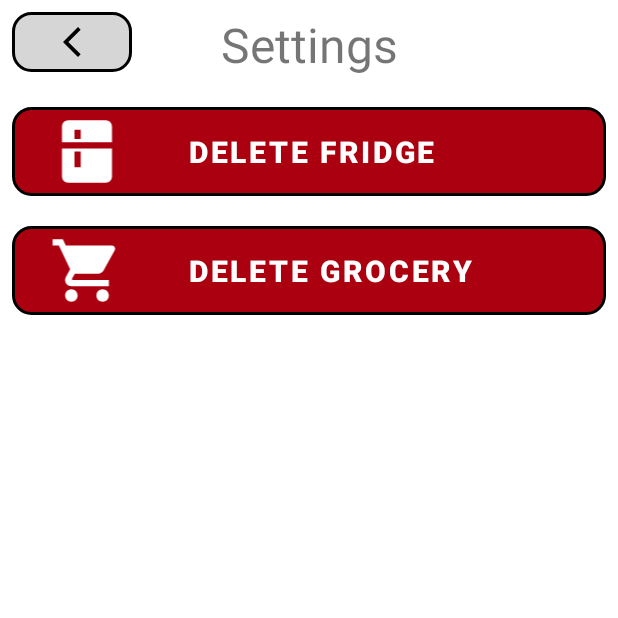
After one commit to SteveMontelongo/ProjectRecipeMe, an Android app: the SettingsActivity screen opened directly, with no data from a screen before it, on a phone screen of 412 x 824 dp, the top half of it. The commit adds this screen. Run offline under Robolectric (Android 15) with nearby library versions, the light colour scheme and no system bars; our stand-ins replace Room's generated code; network calls fail.

Commit message:
Added a settings page. Settings page will have the option to delete all of Fridge and Grocery. Modified the tab icons for the fragments.

```diff
--- /dev/null
+++ b/app/src/main/java/com/recipeme/activities/SettingsActivity.kt
@@ -0,0 +1,65 @@
+package com.recipeme.activities
+
+import android.content.Intent
+import androidx.appcompat.app.AppCompatActivity
+import android.os.Bundle
+import android.os.Handler
+import android.os.Looper
+import android.view.View
+import android.widget.Button
+import android.widget.ImageButton
+import android.widget.Toast
+import androidx.room.Room
+import com.recipeme.R
+import com.recipeme.daos.FridgeDao
+import com.recipeme.daos.GroceryListDao
+import com.recipeme.databases.AppDatabase
+import kotlinx.coroutines.GlobalScope
+import kotlinx.coroutines.launch
+
+class SettingsActivity : AppCompatActivity(){
+    lateinit var groceryListDao: GroceryListDao
+    lateinit var fridgeDao: FridgeDao
+    override fun onCreate(savedInstanceState: Bundle?) {
+        super.onCreate(savedInstanceState)
+        setContentView(R.layout.activity_settings)
+        val db = Room.databaseBuilder(applicationContext, AppDatabase::class.java, "recipe-me-database").build()
+        groceryListDao = db.groceryListDao()
+        fridgeDao = db.fridgeDao()
+
+        val deleteFridge = findViewById<Button>(R.id.btnDeleteFridgeSettings)
+        val deleteGrocery = findViewById<Button>(R.id.btnDeleteGrocerySettings)
+        val cancelBtn = findViewById<ImageButton>(R.id.btnCancelSettings)
+        cancelBtn.setOnClickListener{
+            val intent = Intent()
+            setResult(RESULT_OK, intent)
+            finish()
+        }
+        deleteFridge.setOnLongClickListener {
+            GlobalScope.launch {
+                var ingredientIds = fridgeDao.getAllIds()
+                for(id in ingredientIds){
+                    fridgeDao.deleteById(id)
+                }
+                Handler(Looper.getMainLooper()).post {
+                    Toast.makeText(applicationContext, "Fridge Deleted", Toast.LENGTH_LONG).show()
+                }
+            }
+            true
+        }
+        deleteGrocery.setOnLongClickListener {
+            GlobalScope.launch {
+                var groceryLists = groceryListDao.getAll()
+                for(list in groceryLists){
+                    groceryListDao.delete(list)
+                }
+                Handler(Looper.getMainLooper()).post {
+                    Toast.makeText(applicationContext, "Grocery Lists Deleted", Toast.LENGTH_LONG).show()
+                }
+            }
+            true
+        }
+
+    }
+
+}
--- /dev/null
+++ b/app/src/main/res/drawable/ic_fridge.xml
@@ -0,0 +1,6 @@
+<vector android:height="24dp" android:tint="#000000"
+    android:viewportHeight="24" android:viewportWidth="24"
+    android:width="24dp" xmlns:android="http://schemas.android.com/apk/res/android">
+    <path android:fillColor="@android:color/white" android:pathData="M20,9V4c0,-1.1 -0.9,-2 -2,-2H6C4.9,2 4,2.9 4,4v5H20zM8,5h2v3H8V5z"/>
+    <path android:fillColor="@android:color/white" android:pathData="M4,11v9c0,1.1 0.9,2 2,2h12c1.1,0 2,-0.9 2,-2v-9H4zM10,17H8v-5h2V17z"/>
+</vector>
--- /dev/null
+++ b/app/src/main/res/drawable/ic_fridge_white.xml
@@ -0,0 +1,6 @@
+<vector android:height="24dp" android:tint="#FFFFFF"
+    android:viewportHeight="24" android:viewportWidth="24"
+    android:width="24dp" xmlns:android="http://schemas.android.com/apk/res/android">
+    <path android:fillColor="@android:color/white" android:pathData="M20,9V4c0,-1.1 -0.9,-2 -2,-2H6C4.9,2 4,2.9 4,4v5H20zM8,5h2v3H8V5z"/>
+    <path android:fillColor="@android:color/white" android:pathData="M4,11v9c0,1.1 0.9,2 2,2h12c1.1,0 2,-0.9 2,-2v-9H4zM10,17H8v-5h2V17z"/>
+</vector>
--- /dev/null
+++ b/app/src/main/res/drawable/ic_grocery.xml
@@ -0,0 +1,5 @@
+<vector android:height="24dp" android:tint="#000000"
+    android:viewportHeight="24" android:viewportWidth="24"
+    android:width="24dp" xmlns:android="http://schemas.android.com/apk/res/android">
+    <path android:fillColor="@android:color/white" android:pathData="M7,18c-1.1,0 -1.99,0.9 -1.99,2S5.9,22 7,22s2,-0.9 2,-2 -0.9,-2 -2,-2zM1,2v2h2l3.6,7.59 -1.35,2.45c-0.16,0.28 -0.25,0.61 -0.25,0.96 0,1.1 0.9,2 2,2h12v-2L7.42,15c-0.14,0 -0.25,-0.11 -0.25,-0.25l0.03,-0.12 0.9,-1.63h7.45c0.75,0 1.41,-0.41 1.75,-1.03l3.58,-6.49c0.08,-0.14 0.12,-0.31 0.12,-0.48 0,-0.55 -0.45,-1 -1,-1L5.21,4l-0.94,-2L1,2zM17,18c-1.1,0 -1.99,0.9 -1.99,2s0.89,2 1.99,2 2,-0.9 2,-2 -0.9,-2 -2,-2z"/>
+</vector>
--- /dev/null
+++ b/app/src/main/res/drawable/ic_grocery_list.xml
@@ -0,0 +1,5 @@
+<vector android:autoMirrored="true" android:height="24dp"
+    android:tint="#000000" android:viewportHeight="24"
+    android:viewportWidth="24" android:width="24dp" xmlns:android="http://schemas.android.com/apk/res/android">
+    <path android:fillColor="@android:color/white" android:pathData="M19,5v14L5,19L5,5h14m1.1,-2L3.9,3c-0.5,0 -0.9,0.4 -0.9,0.9v16.2c0,0.4 0.4,0.9 0.9,0.9h16.2c0.4,0 0.9,-0.5 0.9,-0.9L21,3.9c0,-0.5 -0.5,-0.9 -0.9,-0.9zM11,7h6v2h-6L11,7zM11,11h6v2h-6v-2zM11,15h6v2h-6zM7,7h2v2L7,9zM7,11h2v2L7,13zM7,15h2v2L7,17z"/>
+</vector>
--- /dev/null
+++ b/app/src/main/res/drawable/ic_grocery_white.xml
@@ -0,0 +1,5 @@
+<vector android:height="24dp" android:tint="#FFFFFF"
+    android:viewportHeight="24" android:viewportWidth="24"
+    android:width="24dp" xmlns:android="http://schemas.android.com/apk/res/android">
+    <path android:fillColor="@android:color/white" android:pathData="M7,18c-1.1,0 -1.99,0.9 -1.99,2S5.9,22 7,22s2,-0.9 2,-2 -0.9,-2 -2,-2zM1,2v2h2l3.6,7.59 -1.35,2.45c-0.16,0.28 -0.25,0.61 -0.25,0.96 0,1.1 0.9,2 2,2h12v-2L7.42,15c-0.14,0 -0.25,-0.11 -0.25,-0.25l0.03,-0.12 0.9,-1.63h7.45c0.75,0 1.41,-0.41 1.75,-1.03l3.58,-6.49c0.08,-0.14 0.12,-0.31 0.12,-0.48 0,-0.55 -0.45,-1 -1,-1L5.21,4l-0.94,-2L1,2zM17,18c-1.1,0 -1.99,0.9 -1.99,2s0.89,2 1.99,2 2,-0.9 2,-2 -0.9,-2 -2,-2z"/>
+</vector>
--- /dev/null
+++ b/app/src/main/res/drawable/ic_recipes.xml
@@ -0,0 +1,5 @@
+<vector android:height="24dp" android:tint="#000000"
+    android:viewportHeight="24" android:viewportWidth="24"
+    android:width="24dp" xmlns:android="http://schemas.android.com/apk/res/android">
+    <path android:fillColor="@android:color/white" android:pathData="M8.1,13.34l2.83,-2.83L3.91,3.5c-1.56,1.56 -1.56,4.09 0,5.66l4.19,4.18zM14.88,11.53c1.53,0.71 3.68,0.21 5.27,-1.38 1.91,-1.91 2.28,-4.65 0.81,-6.12 -1.46,-1.46 -4.2,-1.1 -6.12,0.81 -1.59,1.59 -2.09,3.74 -1.38,5.27L3.7,19.87l1.41,1.41L12,14.41l6.88,6.88 1.41,-1.41L13.41,13l1.47,-1.47z"/>
+</vector>
--- /dev/null
+++ b/app/src/main/res/drawable/ic_settings.xml
@@ -0,0 +1,5 @@
+<vector android:height="24dp" android:tint="#000000"
+    android:viewportHeight="24" android:viewportWidth="24"
+    android:width="24dp" xmlns:android="http://schemas.android.com/apk/res/android">
+    <path android:fillColor="@android:color/white" android:pathData="M19.14,12.94c0.04,-0.3 0.06,-0.61 0.06,-0.94c0,-0.32 -0.02,-0.64 -0.07,-0.94l2.03,-1.58c0.18,-0.14 0.23,-0.41 0.12,-0.61l-1.92,-3.32c-0.12,-0.22 -0.37,-0.29 -0.59,-0.22l-2.39,0.96c-0.5,-0.38 -1.03,-0.7 -1.62,-0.94L14.4,2.81c-0.04,-0.24 -0.24,-0.41 -0.48,-0.41h-3.84c-0.24,0 -0.43,0.17 -0.47,0.41L9.25,5.35C8.66,5.59 8.12,5.92 7.63,6.29L5.24,5.33c-0.22,-0.08 -0.47,0 -0.59,0.22L2.74,8.87C2.62,9.08 2.66,9.34 2.86,9.48l2.03,1.58C4.84,11.36 4.8,11.69 4.8,12s0.02,0.64 0.07,0.94l-2.03,1.58c-0.18,0.14 -0.23,0.41 -0.12,0.61l1.92,3.32c0.12,0.22 0.37,0.29 0.59,0.22l2.39,-0.96c0.5,0.38 1.03,0.7 1.62,0.94l0.36,2.54c0.05,0.24 0.24,0.41 0.48,0.41h3.84c0.24,0 0.44,-0.17 0.47,-0.41l0.36,-2.54c0.59,-0.24 1.13,-0.56 1.62,-0.94l2.39,0.96c0.22,0.08 0.47,0 0.59,-0.22l1.92,-3.32c0.12,-0.22 0.07,-0.47 -0.12,-0.61L19.14,12.94zM12,15.6c-1.98,0 -3.6,-1.62 -3.6,-3.6s1.62,-3.6 3.6,-3.6s3.6,1.62 3.6,3.6S13.98,15.6 12,15.6z"/>
+</vector>
--- /dev/null
+++ b/app/src/main/res/layout/activity_settings.xml
@@ -0,0 +1,106 @@
+<?xml version="1.0" encoding="utf-8"?>
+<androidx.constraintlayout.widget.ConstraintLayout xmlns:android="http://schemas.android.com/apk/res/android"
+    xmlns:app="http://schemas.android.com/apk/res-auto"
+    xmlns:tools="http://schemas.android.com/tools"
+    android:layout_width="match_parent"
+    android:layout_height="match_parent"
+    tools:context=".activities.SettingsActivity"
+    android:padding="8dp">
+
+    <ImageButton
+        android:id="@+id/btnCancelSettings"
+        android:layout_width="80dp"
+        android:layout_height="40dp"
+        android:background="@drawable/small_item_button_shape"
+        android:text="Cancel"
+        app:layout_constraintStart_toStartOf="parent"
+        app:layout_constraintTop_toTopOf="parent"
+        app:srcCompat="@drawable/ic_baseline_arrow_back" />
+    <TextView
+        android:id="@+id/settingsLabel"
+        android:layout_width="wrap_content"
+        android:layout_height="wrap_content"
+        android:gravity="center"
+        android:text="Settings"
+        android:textSize="32sp"
+        app:layout_constraintEnd_toEndOf="parent"
+        app:layout_constraintStart_toStartOf="parent"
+        app:layout_constraintTop_toTopOf="parent" />
+    <LinearLayout
+        android:id="@+id/layoutDeleteFridgeButtonSettings"
+        android:layout_width="0dp"
+        android:layout_height="wrap_content"
+        android:background="@drawable/small_delete_button_shape"
+        app:layout_constraintEnd_toEndOf="parent"
+        app:layout_constraintStart_toStartOf="parent"
+        app:layout_constraintTop_toBottomOf="@+id/settingsLabel"
+        android:weightSum="10"
+        android:layout_marginTop="20dp"
+        >
+
+        <ImageView
+            android:id="@+id/ivFridgeSettings"
+            android:layout_width="50dp"
+            android:layout_height="50dp"
+            android:layout_weight="1"
+            app:srcCompat="@drawable/ic_fridge_white" />
+
+        <Button
+            android:id="@+id/btnDeleteFridgeSettings"
+            android:layout_width="0dp"
+            android:layout_height="50dp"
+            android:layout_marginStart="12dp"
+            android:layout_marginEnd="8dp"
+            android:ellipsize="end"
+            android:gravity="start|center_vertical"
+            android:maxLength="27"
+            android:maxLines="1"
+            android:layout_weight="9"
+            android:text="Delete Fridge"
+            android:textStyle="bold"
+            android:textSize="20sp"
+            android:textColor="@color/white"
+            android:background="#00000000"
+            />
+    </LinearLayout>
+
+    <LinearLayout
+        android:id="@+id/layoutDeleteGroceryButtonSettings"
+        android:layout_width="0dp"
+        android:layout_height="wrap_content"
+        android:background="@drawable/small_delete_button_shape"
+        app:layout_constraintEnd_toEndOf="parent"
+        app:layout_constraintStart_toStartOf="parent"
+        app:layout_constraintTop_toBottomOf="@+id/layoutDeleteFridgeButtonSettings"
+        android:weightSum="10"
+        android:layout_marginTop="20dp"
+        >
+
+        <ImageView
+            android:id="@+id/ivGrocerySettings"
+            android:layout_width="50dp"
+            android:layout_height="50dp"
+            android:layout_weight="1"
+            app:srcCompat="@drawable/ic_grocery_white" />
+
+        <Button
+            android:id="@+id/btnDeleteGrocerySettings"
+            android:layout_width="0dp"
+            android:layout_height="50dp"
+            android:layout_marginStart="12dp"
+            android:layout_marginEnd="8dp"
+            android:ellipsize="end"
+            android:gravity="start|center_vertical"
+            android:maxLength="27"
+            android:maxLines="1"
+            android:layout_weight="9"
+            android:text="Delete Grocery"
+            android:textStyle="bold"
+            android:textSize="20sp"
+            android:textColor="@color/white"
+            android:background="#00000000"
+            />
+
+    </LinearLayout>
+
+</androidx.constraintlayout.widget.ConstraintLayout>
--- a/app/src/main/res/layout/item_recipe.xml
+++ b/app/src/main/res/layout/item_recipe.xml
@@ -20,6 +20,7 @@
             android:layout_height="200dp"
             android:layout_marginTop="10dp"
             android:scaleType="fitXY"
+            android:background="@drawable/roundstyle"
             app:srcCompat="@drawable/ic_launcher_background"/>
 
 
@@ -27,7 +28,7 @@
             android:id="@+id/tvRecipeNameItem"
             android:layout_width="match_parent"
             android:layout_height="50dp"
-            android:background="#85FFFFFF"
+            android:background="@drawable/roundstyle"
             android:ellipsize="end"
             android:gravity="start|center_vertical|center_horizontal"
             android:text="Item Name"
```
Also changed, not shown: app/src/main/AndroidManifest.xml (+8 -0 lines), app/src/main/java/com/recipeme/activities/MainActivity.kt (+25 -2 lines), app/src/main/java/com/recipeme/fragments/FridgeFragment.kt (+6 -7 lines), app/src/main/java/com/recipeme/fragments/GroceryListFragment.kt (+12 -6 lines), app/src/main/res/layout/activity_main.xml (+4 -4 lines).
